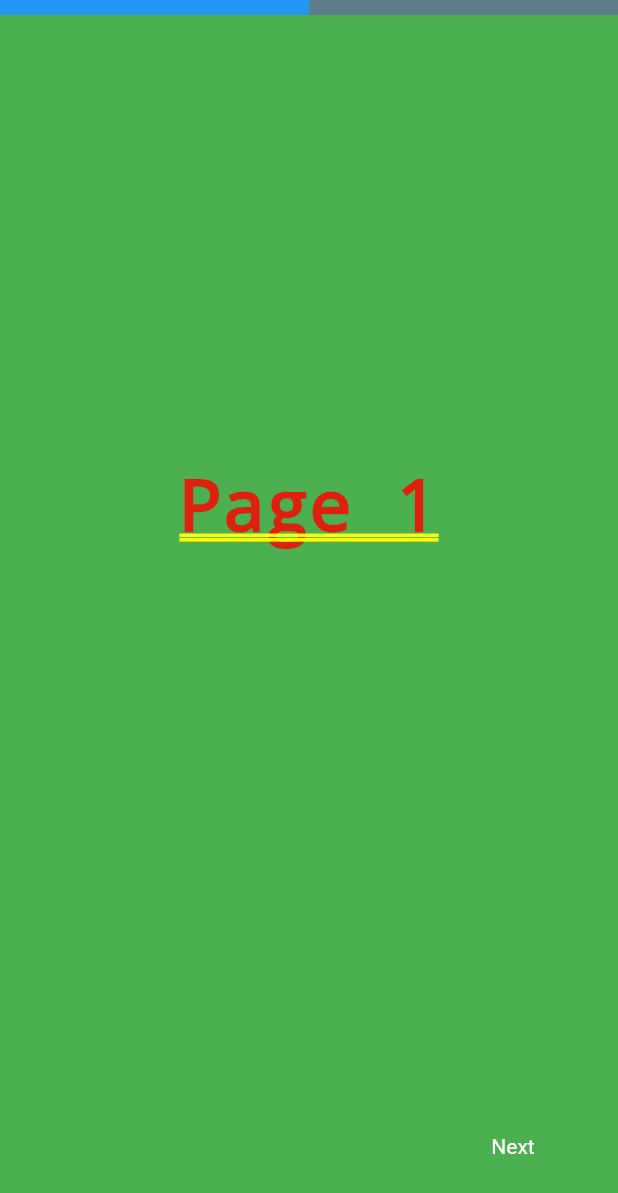
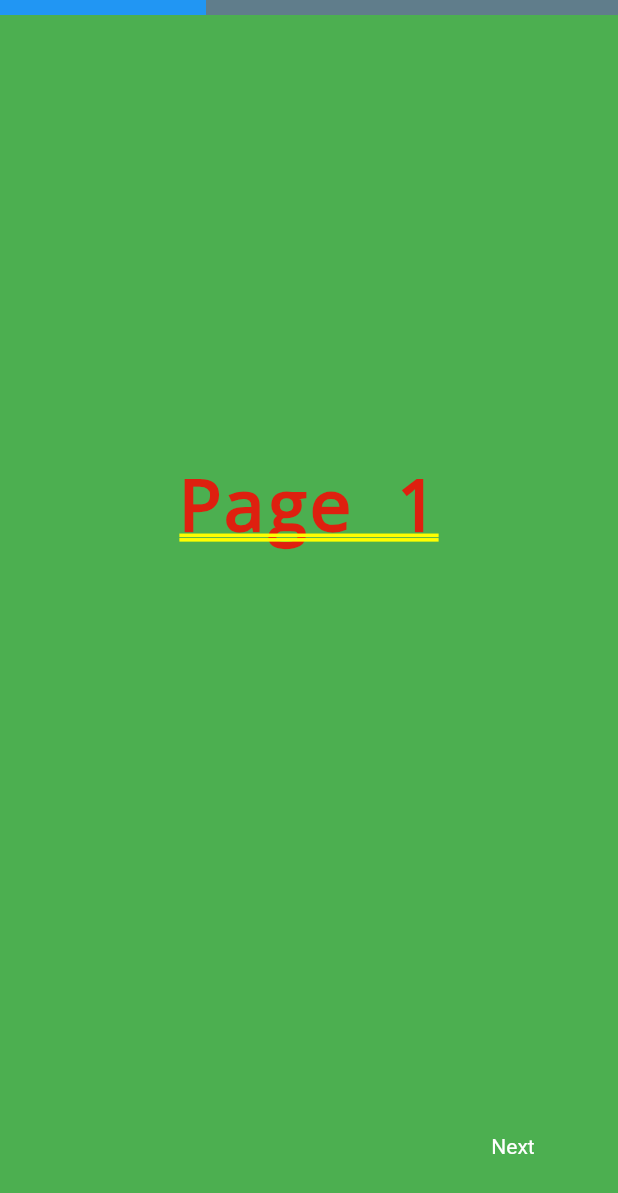
Before and after one commit to surenyonjan/page_forms, a Flutter app: the screen it shows after launch, on a phone screen of 412 x 824 dp. Shown: the top 1193 px of the screen. Run offline on Flutter 3.47's test engine with Material 2 defaults, Android fonts, the phone set to English and light mode, and no system bars.

Commit message:
show 3 pages in page forms

```diff
--- a/lib/main.dart
+++ b/lib/main.dart
@@ -37,6 +37,12 @@ class MyApp extends StatelessWidget {
               child: Text('Page 2'),
             ),
           ),
+          PageField(
+            color: Colors.red,
+            child: Center(
+              child: Text('Page 3'),
+            ),
+          ),
         ],
       ),
     );
```
